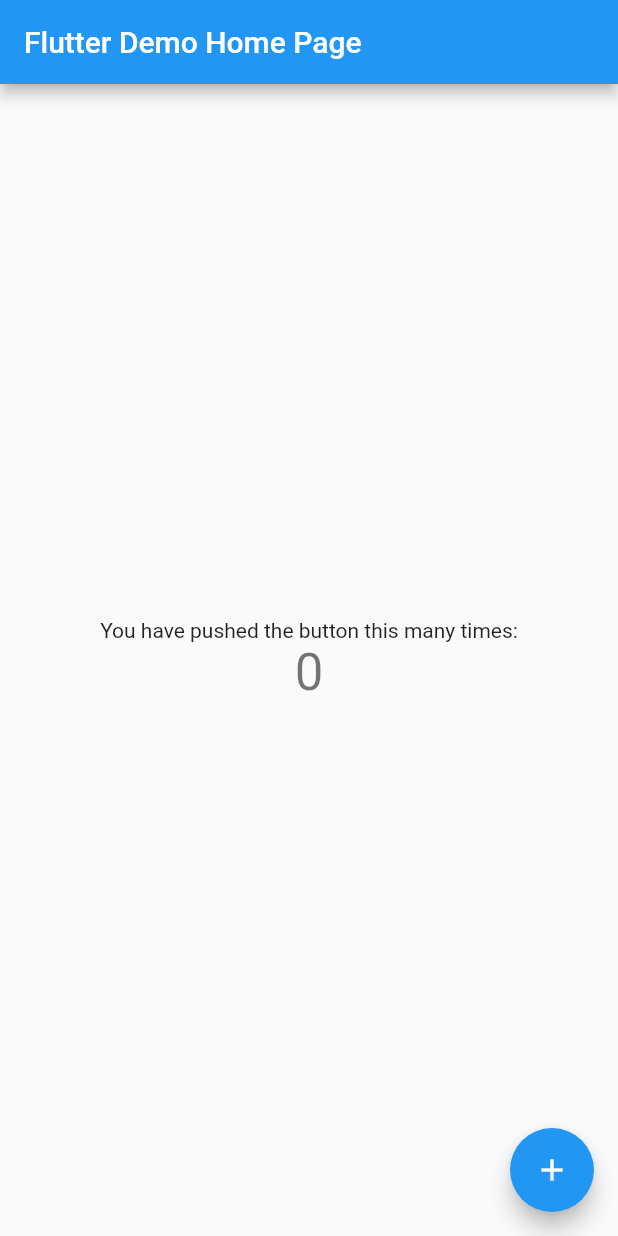
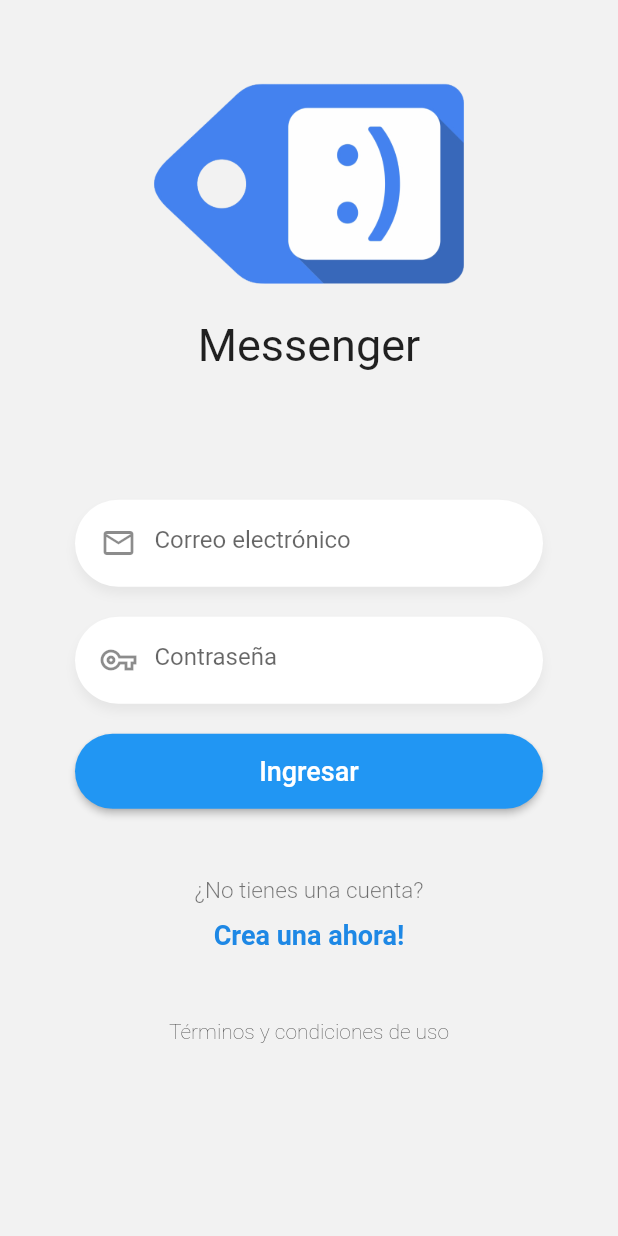
Before and after one commit to cmardone/chat_app, a Flutter app: the screen it shows after launch, on a phone screen of 412 x 824 dp. Run offline on Flutter 3.47's test engine with Material 2 defaults, Android fonts, the phone set to English and light mode, and no system bars.

Commit message:
Se agrega estructura inicial - Se agrega página de login - Se agrega página de register - Se agregan widgets necesarios para páginas anteriores

```diff
--- a/lib/main.dart
+++ b/lib/main.dart
@@ -1,117 +1,17 @@
 import 'package:flutter/material.dart';
 
-void main() {
-  runApp(MyApp());
-}
+import 'package:chat_app/routes/routes.dart';
+
+void main() => runApp(MyApp());
 
 class MyApp extends StatelessWidget {
-  // This widget is the root of your application.
   @override
   Widget build(BuildContext context) {
     return MaterialApp(
-      title: 'Flutter Demo',
-      theme: ThemeData(
-        // This is the theme of your application.
-        //
-        // Try running your application with "flutter run". You'll see the
-        // application has a blue toolbar. Then, without quitting the app, try
-        // changing the primarySwatch below to Colors.green and then invoke
-        // "hot reload" (press "r" in the console where you ran "flutter run",
-        // or simply save your changes to "hot reload" in a Flutter IDE).
-        // Notice that the counter didn't reset back to zero; the application
-        // is not restarted.
-        primarySwatch: Colors.blue,
-        // This makes the visual density adapt to the platform that you run
-        // the app on. For desktop platforms, the controls will be smaller and
-        // closer together (more dense) than on mobile platforms.
-        visualDensity: VisualDensity.adaptivePlatformDensity,
-      ),
-      home: MyHomePage(title: 'Flutter Demo Home Page'),
+      debugShowCheckedModeBanner: false,
+      title: 'Chat App',
+      initialRoute: 'login',
+      routes: appRoutes,
     );
   }
 }
-
-class MyHomePage extends StatefulWidget {
-  MyHomePage({Key key, this.title}) : super(key: key);
-
-  // This widget is the home page of your application. It is stateful, meaning
-  // that it has a State object (defined below) that contains fields that affect
-  // how it looks.
-
-  // This class is the configuration for the state. It holds the values (in this
-  // case the title) provided by the parent (in this case the App widget) and
-  // used by the build method of the State. Fields in a Widget subclass are
-  // always marked "final".
-
-  final String title;
-
-  @override
-  _MyHomePageState createState() => _MyHomePageState();
-}
-
-class _MyHomePageState extends State<MyHomePage> {
-  int _counter = 0;
-
-  void _incrementCounter() {
-    setState(() {
-      // This call to setState tells the Flutter framework that something has
-      // changed in this State, which causes it to rerun the build method below
-      // so that the display can reflect the updated values. If we changed
-      // _counter without calling setState(), then the build method would not be
-      // called again, and so nothing would appear to happen.
-      _counter++;
-    });
-  }
-
-  @override
-  Widget build(BuildContext context) {
-    // This method is rerun every time setState is called, for instance as done
-    // by the _incrementCounter method above.
-    //
-    // The Flutter framework has been optimized to make rerunning build methods
-    // fast, so that you can just rebuild anything that needs updating rather
-    // than having to individually change instances of widgets.
-    return Scaffold(
-      appBar: AppBar(
-        // Here we take the value from the MyHomePage object that was created by
-        // the App.build method, and use it to set our appbar title.
-        title: Text(widget.title),
-      ),
-      body: Center(
-        // Center is a layout widget. It takes a single child and positions it
-        // in the middle of the parent.
-        child: Column(
-          // Column is also a layout widget. It takes a list of children and
-          // arranges them vertically. By default, it sizes itself to fit its
-          // children horizontally, and tries to be as tall as its parent.
-          //
-          // Invoke "debug painting" (press "p" in the console, choose the
-          // "Toggle Debug Paint" action from the Flutter Inspector in Android
-          // Studio, or the "Toggle Debug Paint" command in Visual Studio Code)
-          // to see the wireframe for each widget.
-          //
-          // Column has various properties to control how it sizes itself and
-          // how it positions its children. Here we use mainAxisAlignment to
-          // center the children vertically; the main axis here is the vertical
-          // axis because Columns are vertical (the cross axis would be
-          // horizontal).
-          mainAxisAlignment: MainAxisAlignment.center,
-          children: <Widget>[
-            Text(
-              'You have pushed the button this many times:',
-            ),
-            Text(
-              '$_counter',
-              style: Theme.of(context).textTheme.headline4,
-            ),
-          ],
-        ),
-      ),
-      floatingActionButton: FloatingActionButton(
-        onPressed: _incrementCounter,
-        tooltip: 'Increment',
-        child: Icon(Icons.add),
-      ), // This trailing comma makes auto-formatting nicer for build methods.
-    );
-  }
-}
--- /dev/null
+++ b/lib/pages/chat_page.dart
@@ -0,0 +1,12 @@
+import 'package:flutter/material.dart';
+
+class ChatPage extends StatelessWidget {
+  @override
+  Widget build(BuildContext context) {
+    return Scaffold(
+      body: Center(
+        child: Text('Chat Page'),
+      ),
+    );
+  }
+}
--- /dev/null
+++ b/lib/pages/loading_page.dart
@@ -0,0 +1,12 @@
+import 'package:flutter/material.dart';
+
+class LoadingPage extends StatelessWidget {
+  @override
+  Widget build(BuildContext context) {
+    return Scaffold(
+      body: Center(
+        child: Text('Loading Page'),
+      ),
+    );
+  }
+}
--- /dev/null
+++ b/lib/pages/login_page.dart
@@ -0,0 +1,77 @@
+import 'package:chat_app/widgets/login_button.dart';
+import 'package:flutter/material.dart';
+
+import 'package:chat_app/themes/app_theme.dart';
+import 'package:chat_app/widgets/custom_text_input.dart';
+import 'package:chat_app/widgets/login_labels.dart';
+import 'package:chat_app/widgets/login_logo.dart';
+
+class LoginPage extends StatelessWidget {
+  @override
+  Widget build(BuildContext context) {
+    return Scaffold(
+      backgroundColor: kAppBackgroundColor,
+      body: SafeArea(
+        child: SingleChildScrollView(
+          child: Container(
+            child: Column(
+              mainAxisAlignment: MainAxisAlignment.spaceEvenly,
+              children: [
+                LoginLogo(title: 'Messenger'),
+                _LoginForm(),
+                LoginLabels(route: 'register'),
+                Text(
+                  'Términos y condiciones de uso',
+                  style: TextStyle(
+                    fontWeight: FontWeight.w200,
+                  ),
+                ),
+              ],
+            ),
+            height: MediaQuery.of(context).size.height * 0.9,
+          ),
+        ),
+      ),
+    );
+  }
+}
+
+class _LoginForm extends StatefulWidget {
+  @override
+  __LoginFormState createState() => __LoginFormState();
+}
+
+class __LoginFormState extends State<_LoginForm> {
+  final emailController = TextEditingController();
+  final passwordController = TextEditingController();
+  @override
+  Widget build(BuildContext context) {
+    return Container(
+      child: Column(
+        children: [
+          CustomTextInput(
+            icon: Icons.email_outlined,
+            placeholder: 'Correo electrónico',
+            keyboardType: TextInputType.emailAddress,
+            textController: emailController,
+          ),
+          CustomTextInput(
+            icon: Icons.vpn_key_outlined,
+            placeholder: 'Contraseña',
+            keyboardType: TextInputType.text,
+            textController: passwordController,
+            isPassword: true,
+          ),
+          LoginButton(
+              text: 'Ingresar',
+              onPressed: () {
+                print(emailController.text);
+                print(passwordController.text);
+              }),
+        ],
+      ),
+      margin: EdgeInsets.only(top: 40),
+      padding: EdgeInsets.symmetric(horizontal: 50),
+    );
+  }
+}
--- /dev/null
+++ b/lib/pages/register_page.dart
@@ -0,0 +1,87 @@
+import 'package:flutter/material.dart';
+
+import 'package:chat_app/themes/app_theme.dart';
+import 'package:chat_app/widgets/custom_text_input.dart';
+import 'package:chat_app/widgets/login_button.dart';
+import 'package:chat_app/widgets/login_labels.dart';
+import 'package:chat_app/widgets/login_logo.dart';
+
+class RegisterPage extends StatelessWidget {
+  @override
+  Widget build(BuildContext context) {
+    return Scaffold(
+      backgroundColor: kAppBackgroundColor,
+      body: SafeArea(
+        child: SingleChildScrollView(
+          child: Container(
+            child: Column(
+              mainAxisAlignment: MainAxisAlignment.spaceEvenly,
+              children: [
+                LoginLogo(title: 'Registro'),
+                _LoginForm(),
+                LoginLabels(
+                  route: 'login',
+                  questionText: '¿Ya tienes una cuenta?',
+                  actionText: 'Ingresa ahora!',
+                ),
+                Text(
+                  'Términos y condiciones de uso',
+                  style: TextStyle(
+                    fontWeight: FontWeight.w200,
+                  ),
+                ),
+              ],
+            ),
+            height: MediaQuery.of(context).size.height * 0.9,
+          ),
+        ),
+      ),
+    );
+  }
+}
+
+class _LoginForm extends StatefulWidget {
+  @override
+  __LoginFormState createState() => __LoginFormState();
+}
+
+class __LoginFormState extends State<_LoginForm> {
+  final nameController = TextEditingController();
+  final emailController = TextEditingController();
+  final passwordController = TextEditingController();
+  @override
+  Widget build(BuildContext context) {
+    return Container(
+      child: Column(
+        children: [
+          CustomTextInput(
+            icon: Icons.person,
+            placeholder: 'Nombre',
+            textController: nameController,
+          ),
+          CustomTextInput(
+            icon: Icons.email_outlined,
+            placeholder: 'Correo electrónico',
+            keyboardType: TextInputType.emailAddress,
+            textController: emailController,
+          ),
+          CustomTextInput(
+            icon: Icons.vpn_key_outlined,
+            placeholder: 'Contraseña',
+            keyboardType: TextInputType.text,
+            textController: passwordController,
+            isPassword: true,
+          ),
+          LoginButton(
+              text: 'Ingresar',
+              onPressed: () {
+                print(emailController.text);
+                print(passwordController.text);
+              }),
+        ],
+      ),
+      margin: EdgeInsets.only(top: 40),
+      padding: EdgeInsets.symmetric(horizontal: 50),
+    );
+  }
+}
--- /dev/null
+++ b/lib/pages/usuarios_page.dart
@@ -0,0 +1,12 @@
+import 'package:flutter/material.dart';
+
+class UsuariosPage extends StatelessWidget {
+  @override
+  Widget build(BuildContext context) {
+    return Scaffold(
+      body: Center(
+        child: Text('Usuarios Page'),
+      ),
+    );
+  }
+}
--- /dev/null
+++ b/lib/routes/routes.dart
@@ -0,0 +1,15 @@
+import 'package:flutter/material.dart';
+
+import 'package:chat_app/pages/chat_page.dart';
+import 'package:chat_app/pages/loading_page.dart';
+import 'package:chat_app/pages/login_page.dart';
+import 'package:chat_app/pages/register_page.dart';
+import 'package:chat_app/pages/usuarios_page.dart';
+
+final Map<String, Widget Function(BuildContext)> appRoutes = {
+  'chat': (_) => ChatPage(),
+  'loading': (_) => LoadingPage(),
+  'login': (_) => LoginPage(),
+  'register': (_) => RegisterPage(),
+  'usuarios': (_) => UsuariosPage(),
+};
--- /dev/null
+++ b/lib/themes/app_theme.dart
@@ -0,0 +1,3 @@
+import 'package:flutter/material.dart';
+
+final Color kAppBackgroundColor = Color(0xfff2f2f2);
--- /dev/null
+++ b/lib/widgets/custom_text_input.dart
@@ -0,0 +1,47 @@
+import 'package:flutter/material.dart';
+
+class CustomTextInput extends StatelessWidget {
+  final IconData icon;
+  final String placeholder;
+  final TextInputType keyboardType;
+  final bool isPassword;
+  final TextEditingController textController;
+
+  const CustomTextInput({
+    this.icon = Icons.input_outlined,
+    this.placeholder = '',
+    this.keyboardType = TextInputType.text,
+    this.isPassword = false,
+    this.textController,
+  });
+
+  @override
+  Widget build(BuildContext context) {
+    return Container(
+      decoration: BoxDecoration(
+        borderRadius: BorderRadius.circular(50),
+        boxShadow: <BoxShadow>[
+          BoxShadow(
+              color: Colors.black.withOpacity(0.05),
+              offset: Offset(0, 5),
+              blurRadius: 5)
+        ],
+        color: Colors.white,
+      ),
+      child: TextField(
+        autocorrect: false,
+        controller: textController,
+        decoration: InputDecoration(
+          border: InputBorder.none,
+          focusedBorder: InputBorder.none,
+          hintText: placeholder,
+          prefixIcon: Icon(icon),
+        ),
+        keyboardType: keyboardType,
+        obscureText: isPassword,
+      ),
+      margin: EdgeInsets.only(bottom: 20),
+      padding: EdgeInsets.only(top: 5, bottom: 5, left: 5, right: 20),
+    );
+  }
+}
--- /dev/null
+++ b/lib/widgets/login_button.dart
@@ -0,0 +1,41 @@
+import 'package:flutter/material.dart';
+
+class LoginButton extends StatelessWidget {
+  final Color color;
+  final double fontSize;
+  final Function onPressed;
+  final String text;
+  final Color textColor;
+
+  const LoginButton({
+    this.color = Colors.blue,
+    this.fontSize = 18,
+    @required this.onPressed,
+    @required this.text,
+    this.textColor = Colors.white,
+  });
+
+  @override
+  Widget build(BuildContext context) {
+    return RaisedButton(
+      color: color,
+      child: Container(
+        child: Center(
+          child: Text(
+            text,
+            style: TextStyle(
+              color: textColor,
+              fontSize: fontSize,
+            ),
+          ),
+        ),
+        height: 50,
+        width: double.infinity,
+      ),
+      elevation: 2,
+      highlightElevation: 5,
+      onPressed: onPressed,
+      shape: StadiumBorder(),
+    );
+  }
+}
--- /dev/null
+++ b/lib/widgets/login_labels.dart
@@ -0,0 +1,41 @@
+import 'package:flutter/material.dart';
+
+class LoginLabels extends StatelessWidget {
+  final String route;
+  final String questionText;
+  final String actionText;
+
+  const LoginLabels({
+    @required this.route,
+    this.questionText = '¿No tienes una cuenta?',
+    this.actionText = 'Crea una ahora!',
+  });
+
+  @override
+  Widget build(BuildContext context) {
+    return Column(
+      children: [
+        Text(
+          questionText,
+          style: TextStyle(
+            fontSize: 15,
+            color: Colors.black54,
+            fontWeight: FontWeight.w300,
+          ),
+        ),
+        SizedBox(height: 10),
+        GestureDetector(
+          child: Text(
+            actionText,
+            style: TextStyle(
+              fontSize: 18,
+              color: Colors.blue[600],
+              fontWeight: FontWeight.bold,
+            ),
+          ),
+          onTap: () => Navigator.pushReplacementNamed(context, route),
+        ),
+      ],
+    );
+  }
+}
--- /dev/null
+++ b/lib/widgets/login_logo.dart
@@ -0,0 +1,21 @@
+import 'package:flutter/material.dart';
+
+class LoginLogo extends StatelessWidget {
+  final String title;
+
+  const LoginLogo({@required this.title});
+
+  @override
+  Widget build(BuildContext context) {
+    return Container(
+      child: Column(
+        children: [
+          Image.asset('assets/images/tag-logo.png'),
+          SizedBox(height: 20),
+          Text(title, style: TextStyle(fontSize: 30)),
+        ],
+      ),
+      padding: EdgeInsets.symmetric(horizontal: 100),
+    );
+  }
+}
```
Also changed, not shown: pubspec.yaml (+3 -5 lines), assets/images/tag-logo.png (added).
